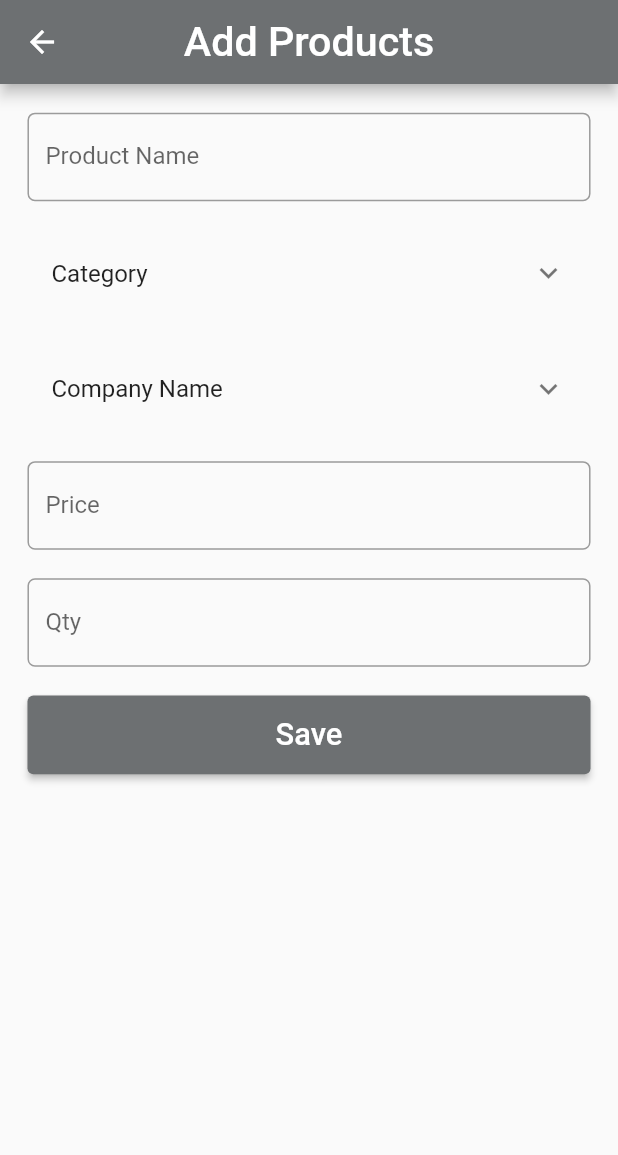
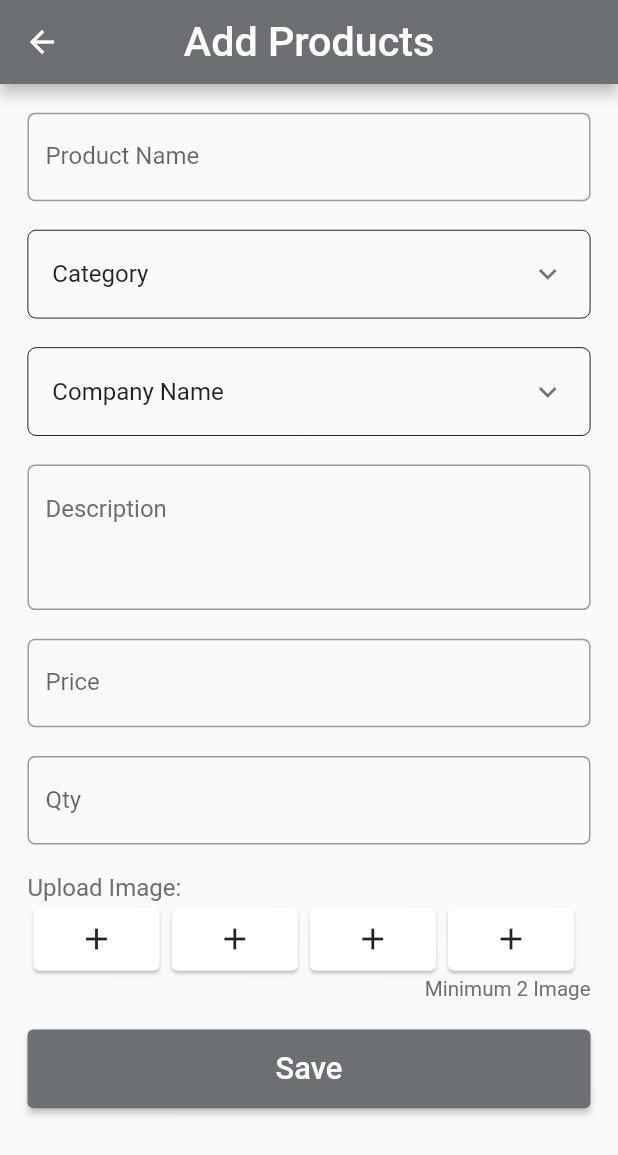
Before and after one commit to CSAURABH/Practical-Task, a Flutter app: the AddProducts screen opened directly, on a phone screen of 412 x 824 dp. Shown: the top 1155 px of the screen. Run offline on Flutter 3.47's test engine with Material 2 defaults, Android fonts, the phone set to English and light mode, and no system bars; our stand-ins replace flutter_screenutil.

Commit message:
commit changes

```diff
--- a/lib/main.dart
+++ b/lib/main.dart
@@ -1,6 +1,6 @@
 import 'package:flutter/material.dart';
 import 'package:flutter_screenutil/flutter_screenutil.dart';
-import 'package:practical_task/screens/detail_screen.dart';
+import 'package:practical_task/screens/home_scree.dart';
 
 void main() {
   runApp(const MyApp());
@@ -22,7 +22,7 @@ class MyApp extends StatelessWidget {
           theme: ThemeData(
             primarySwatch: Colors.blue,
           ),
-          home: const DetailScreen(),
+          home: const HomeScreen(),
         );
       },
     );
--- a/lib/screens/add_products.dart
+++ b/lib/screens/add_products.dart
@@ -1,9 +1,14 @@
 import 'package:flutter/material.dart';
 import 'package:flutter_screenutil/flutter_screenutil.dart';
 
-class AddProducts extends StatelessWidget {
+class AddProducts extends StatefulWidget {
   const AddProducts({super.key});
 
+  @override
+  State<AddProducts> createState() => _AddProductsState();
+}
+
+class _AddProductsState extends State<AddProducts> {
   @override
   Widget build(BuildContext context) {
     return Scaffold(
@@ -23,6 +28,7 @@ class AddProducts extends StatelessWidget {
           padding: EdgeInsets.symmetric(horizontal: 16.w, vertical: 16.h),
           child: Form(
             child: Column(
+              crossAxisAlignment: CrossAxisAlignment.start,
               children: [
                 TextFormField(
                   decoration: InputDecoration(
@@ -33,23 +39,55 @@ class AddProducts extends StatelessWidget {
                   ),
                 ),
                 SizedBox(height: 16.h),
-                const ExpansionTile(
-                  title: Text('Category'),
-                  children: [
-                    ListTile(title: Text('This is tile number 1')),
-                  ],
+                Container(
+                  decoration: BoxDecoration(
+                    border: Border.all(width: 0.5.sp),
+                    borderRadius: BorderRadius.circular(5.sp),
+                  ),
+                  child: ExpansionTile(
+                    title: const Text("Category"),
+                    onExpansionChanged: (value) {
+                      setState(() {});
+                    },
+                    children: const [
+                      ListTile(
+                        title: Text("Expanded Content"),
+                      ),
+                    ],
+                  ),
                 ),
                 SizedBox(height: 16.h),
-                const ExpansionTile(
-                  title: Text('Company Name'),
-                  children: [
-                    ListTile(title: Text('This is tile number 1')),
-                    ListTile(title: Text('This is tile number 1')),
-                    ListTile(title: Text('This is tile number 1')),
-                    ListTile(title: Text('This is tile number 1')),
-                    ListTile(title: Text('This is tile number 1')),
-                    ListTile(title: Text('This is tile number 1')),
-                  ],
+                Container(
+                  decoration: BoxDecoration(
+                    borderRadius: BorderRadius.circular(5.sp),
+                    border: Border.all(width: 0.5.sp),
+                  ),
+                  child: ExpansionTile(
+                    title: const Text("Company Name"),
+                    onExpansionChanged: (value) {
+                      setState(() {});
+                    },
+                    children: const [
+                      ListTile(
+                        title: Text("Expanded Content"),
+                      ),
+                    ],
+                  ),
+                ),
+                SizedBox(height: 16.h),
+                TextFormField(
+                  minLines: 3,
+                  maxLines: 5,
+                  keyboardType: TextInputType.multiline,
+                  decoration: const InputDecoration(
+                    hintText: 'Description',
+                    hintStyle: TextStyle(color: Color(0xff6D7072)),
+                    border: OutlineInputBorder(
+                      borderRadius: BorderRadius.all(
+                        Radius.circular(5.0),
+                      ),
+                    ),
+                  ),
                 ),
                 SizedBox(height: 16.h),
                 TextFormField(
@@ -67,6 +105,56 @@ class AddProducts extends StatelessWidget {
                       borderRadius: BorderRadius.circular(5.0),
                     ),
                     labelText: 'Qty',
+                  ),
+                ),
+                SizedBox(height: 16.h),
+                Text(
+                  'Upload Image:',
+                  style: TextStyle(
+                    fontSize: 14.sp,
+                    color: const Color(0xff6D7072),
+                  ),
+                ),
+                Row(
+                  children: [
+                    SizedBox(
+                      height: 42.h,
+                      width: 80.48.w,
+                      child: const Card(
+                        child: Icon(Icons.add),
+                      ),
+                    ),
+                    SizedBox(
+                      height: 42.h,
+                      width: 80.48.w,
+                      child: const Card(
+                        child: Icon(Icons.add),
+                      ),
+                    ),
+                    SizedBox(
+                      height: 42.h,
+                      width: 80.48.w,
+                      child: const Card(
+                        child: Icon(Icons.add),
+                      ),
+                    ),
+                    SizedBox(
+                      height: 42.h,
+                      width: 80.48.w,
+                      child: const Card(
+                        child: Icon(Icons.add),
+                      ),
+                    ),
+                  ],
+                ),
+                Align(
+                  alignment: Alignment.bottomRight,
+                  child: Text(
+                    'Minimum 2 Image',
+                    style: TextStyle(
+                      fontSize: 12.sp,
+                      color: const Color(0xff6D7072),
+                    ),
                   ),
                 ),
                 SizedBox(height: 16.h),
--- a/pubspec.yaml
+++ b/pubspec.yaml
@@ -36,6 +36,7 @@ dependencies:
   # Use with the CupertinoIcons class for iOS style icons.
   cupertino_icons: ^1.0.2
   flutter_screenutil: ^5.6.1
+  flutter_custom_carousel_slider: ^1.2.0
 dev_dependencies:
   flutter_test:
     sdk: flutter
```
Also changed, not shown: pubspec.lock.
